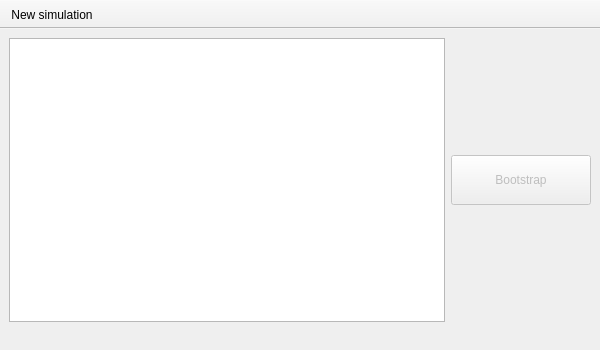
The window that src/forse/control_panel/ControlPanelWindow.ui (Pesa/forse) describes before a commit, drawn with Qt 5.
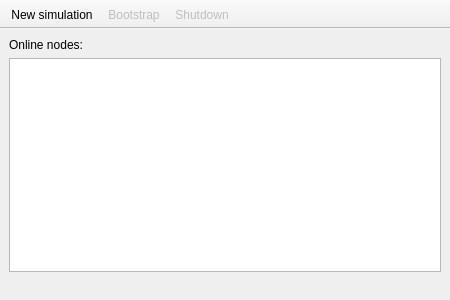
The same window after the commit. Icons and pictures are not drawn.

Commit message:
[control_panel] Various improvements to the GUI, plus a new minor feature.
The control panel has reached feature completeness too. :)

Patch:
```diff
--- a/src/forse/control_panel/ControlPanelWindow.ui
+++ b/src/forse/control_panel/ControlPanelWindow.ui
@@ -6,8 +6,8 @@
    <rect>
     <x>0</x>
     <y>0</y>
-    <width>600</width>
-    <height>350</height>
+    <width>450</width>
+    <height>300</height>
    </rect>
   </property>
   <property name="windowTitle">
@@ -18,7 +18,14 @@
     <normaloff>:/icons/control-panel.png</normaloff>:/icons/control-panel.png</iconset>
   </property>
   <widget class="QWidget" name="centralwidget">
-   <layout class="QHBoxLayout" name="horizontalLayout">
+   <layout class="QVBoxLayout" name="verticalLayout">
+    <item>
+     <widget class="QLabel" name="label">
+      <property name="text">
+       <string>Online nodes:</string>
+      </property>
+     </widget>
+    </item>
     <item>
      <widget class="QListView" name="nodesView">
       <property name="editTriggers">
@@ -29,32 +36,6 @@
       </property>
      </widget>
     </item>
-    <item>
-     <widget class="QPushButton" name="bootstrapButton">
-      <property name="enabled">
-       <bool>false</bool>
-      </property>
-      <property name="minimumSize">
-       <size>
-        <width>140</width>
-        <height>50</height>
-       </size>
-      </property>
-      <property name="text">
-       <string>Bootstrap</string>
-      </property>
-      <property name="icon">
-       <iconset resource="../icons.qrc">
-        <normaloff>:/icons/bootstrap.png</normaloff>:/icons/bootstrap.png</iconset>
-      </property>
-      <property name="iconSize">
-       <size>
-        <width>32</width>
-        <height>32</height>
-       </size>
-      </property>
-     </widget>
-    </item>
    </layout>
   </widget>
   <widget class="QStatusBar" name="statusbar">
@@ -87,9 +68,11 @@
    <attribute name="toolBarBreak">
     <bool>false</bool>
    </attribute>
-   <addaction name="actionNewSimulation"/>
+   <addaction name="actionNew"/>
+   <addaction name="actionBootstrap"/>
+   <addaction name="actionShutdown"/>
   </widget>
-  <action name="actionNewSimulation">
+  <action name="actionNew">
    <property name="icon">
     <iconset resource="../icons.qrc">
      <normaloff>:/icons/new-simulation.png</normaloff>:/icons/new-simulation.png</iconset>
@@ -104,6 +87,42 @@
     <string>Ctrl+N</string>
    </property>
   </action>
+  <action name="actionShutdown">
+   <property name="enabled">
+    <bool>false</bool>
+   </property>
+   <property name="icon">
+    <iconset resource="../icons.qrc">
+     <normaloff>:/icons/shutdown.png</normaloff>:/icons/shutdown.png</iconset>
+   </property>
+   <property name="text">
+    <string>Shutdown</string>
+   </property>
+   <property name="toolTip">
+    <string>Terminate the currently active simulation</string>
+   </property>
+   <property name="shortcut">
+    <string>Ctrl+S</string>
+   </property>
+  </action>
+  <action name="actionBootstrap">
+   <property name="enabled">
+    <bool>false</bool>
+   </property>
+   <property name="icon">
+    <iconset resource="../icons.qrc">
+     <normaloff>:/icons/bootstrap.png</normaloff>:/icons/bootstrap.png</iconset>
+   </property>
+   <property name="text">
+    <string>Bootstrap</string>
+   </property>
+   <property name="toolTip">
+    <string>Bootstrap the system using the current configuration</string>
+   </property>
+   <property name="shortcut">
+    <string>Ctrl+B</string>
+   </property>
+  </action>
  </widget>
  <resources>
   <include location="../icons.qrc"/>
```
The commit also changes 3 other files.
